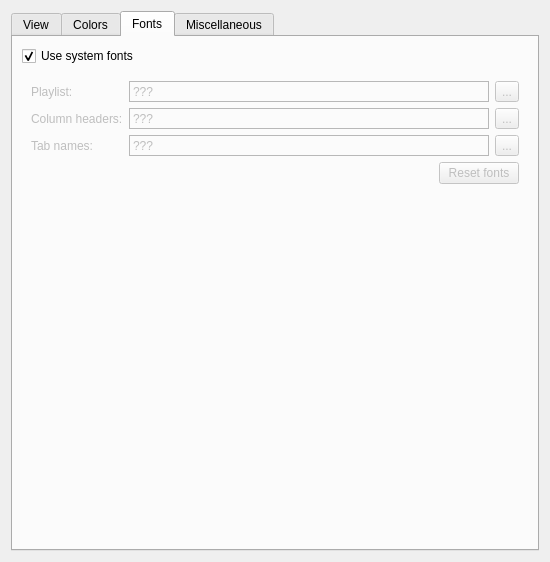
Qt form src/plugins/Ui/qsui/forms/qsuisettings.ui (prinsbert/qmmp-dev) before a commit.
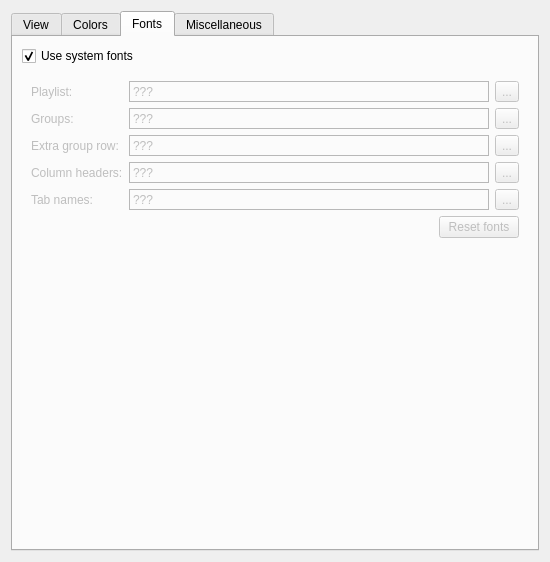
The same form after that commit. The open tabs and pages were chosen to show the change. Icons and pictures are not drawn. Custom widgets are drawn as their Qt base class.

Commit message: qsui: prepare for extra font settings implementation

Patch:
```diff
--- a/src/plugins/Ui/qsui/forms/qsuisettings.ui
+++ b/src/plugins/Ui/qsui/forms/qsuisettings.ui
@@ -112,6 +112,10 @@
               <property name="text">
                <string>Edit template</string>
               </property>
+              <property name="icon">
+               <iconset theme="configure">
+                <normaloff>.</normaloff>.</iconset>
+              </property>
              </widget>
             </item>
             <item>
@@ -194,7 +198,7 @@
           <property name="geometry">
            <rect>
             <x>0</x>
-            <y>-17</y>
+            <y>0</y>
             <width>488</width>
             <height>555</height>
            </rect>
@@ -1070,72 +1074,21 @@
           <bool>false</bool>
          </property>
          <layout class="QGridLayout" name="gridLayout">
-          <item row="1" column="1">
-           <widget class="QLabel" name="columnFontLabel">
-            <property name="sizePolicy">
-             <sizepolicy hsizetype="Expanding" vsizetype="Preferred">
-              <horstretch>0</horstretch>
-              <verstretch>0</verstretch>
-             </sizepolicy>
-            </property>
-            <property name="frameShape">
-             <enum>QFrame::StyledPanel</enum>
-            </property>
-            <property name="frameShadow">
-             <enum>QFrame::Sunken</enum>
-            </property>
+          <item row="4" column="2">
+           <widget class="QToolButton" name="tabsFontButton">
             <property name="text">
-             <string>???</string>
+             <string notr="true">...</string>
             </property>
            </widget>
           </item>
-          <item row="0" column="2">
-           <widget class="QToolButton" name="plFontButton">
-            <property name="text">
-             <string>...</string>
-            </property>
-           </widget>
-          </item>
-          <item row="0" column="0">
-           <widget class="QLabel" name="label_2">
-            <property name="sizePolicy">
-             <sizepolicy hsizetype="Preferred" vsizetype="Preferred">
-              <horstretch>0</horstretch>
-              <verstretch>0</verstretch>
-             </sizepolicy>
-            </property>
-            <property name="text">
-             <string>Playlist:</string>
-            </property>
-            <property name="alignment">
-             <set>Qt::AlignLeading|Qt::AlignLeft|Qt::AlignVCenter</set>
-            </property>
-           </widget>
-          </item>
-          <item row="1" column="2">
+          <item row="3" column="2">
            <widget class="QToolButton" name="columnFontButton">
             <property name="text">
-             <string>...</string>
+             <string notr="true">...</string>
             </property>
            </widget>
           </item>
-          <item row="2" column="0">
-           <widget class="QLabel" name="label_17">
-            <property name="sizePolicy">
-             <sizepolicy hsizetype="Preferred" vsizetype="Preferred">
-              <horstretch>0</horstretch>
-              <verstretch>0</verstretch>
-             </sizepolicy>
-            </property>
-            <property name="text">
-             <string>Tab names:</string>
-            </property>
-            <property name="alignment">
-             <set>Qt::AlignLeading|Qt::AlignLeft|Qt::AlignVCenter</set>
-            </property>
-           </widget>
-          </item>
-          <item row="2" column="1">
+          <item row="4" column="1">
            <widget class="QLabel" name="tabsFontLabel">
             <property name="sizePolicy">
              <sizepolicy hsizetype="Expanding" vsizetype="Preferred">
@@ -1150,7 +1103,7 @@
              <enum>QFrame::Sunken</enum>
             </property>
             <property name="text">
-             <string>???</string>
+             <string notr="true">???</string>
             </property>
            </widget>
           </item>
@@ -1169,18 +1122,69 @@
              <enum>QFrame::Sunken</enum>
             </property>
             <property name="text">
-             <string>???</string>
+             <string notr="true">???</string>
             </property>
            </widget>
           </item>
-          <item row="2" column="2">
-           <widget class="QToolButton" name="tabsFontButton">
+          <item row="0" column="0">
+           <widget class="QLabel" name="label_2">
+            <property name="sizePolicy">
+             <sizepolicy hsizetype="Preferred" vsizetype="Preferred">
+              <horstretch>0</horstretch>
+              <verstretch>0</verstretch>
+             </sizepolicy>
+            </property>
             <property name="text">
-             <string>...</string>
+             <string>Playlist:</string>
             </property>
+            <property name="alignment">
+             <set>Qt::AlignLeading|Qt::AlignLeft|Qt::AlignVCenter</set>
+            </property>
            </widget>
           </item>
-          <item row="3" column="0" colspan="3">
+          <item row="3" column="0">
+           <widget class="QLabel" name="label_16">
+            <property name="sizePolicy">
+             <sizepolicy hsizetype="Preferred" vsizetype="Preferred">
+              <horstretch>0</horstretch>
+              <verstretch>0</verstretch>
+             </sizepolicy>
+            </property>
+            <property name="text">
+             <string>Column headers:</string>
+            </property>
+            <property name="alignment">
+             <set>Qt::AlignLeading|Qt::AlignLeft|Qt::AlignVCenter</set>
+            </property>
+           </widget>
+          </item>
+          <item row="3" column="1">
+           <widget class="QLabel" name="columnFontLabel">
+            <property name="sizePolicy">
+             <sizepolicy hsizetype="Expanding" vsizetype="Preferred">
+              <horstretch>0</horstretch>
+              <verstretch>0</verstretch>
+             </sizepolicy>
+            </property>
+            <property name="frameShape">
+             <enum>QFrame::StyledPanel</enum>
+            </property>
+            <property name="frameShadow">
+             <enum>QFrame::Sunken</enum>
+            </property>
+            <property name="text">
+             <string notr="true">???</string>
+            </property>
+           </widget>
+          </item>
+          <item row="0" column="2">
+           <widget class="QToolButton" name="plFontButton">
+            <property name="text">
+             <string notr="true">...</string>
+            </property>
+           </widget>
+          </item>
+          <item row="5" column="0" colspan="3">
            <layout class="QHBoxLayout" name="horizontalLayout_4">
             <item>
              <spacer name="horizontalSpacer_7">
@@ -1204,19 +1208,73 @@
             </item>
            </layout>
           </item>
+          <item row="4" column="0">
+           <widget class="QLabel" name="label_17">
+            <property name="sizePolicy">
+             <sizepolicy hsizetype="Preferred" vsizetype="Preferred">
+              <horstretch>0</horstretch>
+              <verstretch>0</verstretch>
+             </sizepolicy>
+            </property>
+            <property name="text">
+             <string>Tab names:</string>
+            </property>
+            <property name="alignment">
+             <set>Qt::AlignLeading|Qt::AlignLeft|Qt::AlignVCenter</set>
+            </property>
+           </widget>
+          </item>
           <item row="1" column="0">
-           <widget class="QLabel" name="label_16">
-            <property name="sizePolicy">
-             <sizepolicy hsizetype="Preferred" vsizetype="Preferred">
-              <horstretch>0</horstretch>
-              <verstretch>0</verstretch>
-             </sizepolicy>
+           <widget class="QLabel" name="label_26">
+            <property name="text">
+             <string>Groups:</string>
             </property>
+           </widget>
+          </item>
+          <item row="2" column="0">
+           <widget class="QLabel" name="label_27">
             <property name="text">
-             <string>Column headers:</string>
+             <string>Extra group row:</string>
             </property>
-            <property name="alignment">
-             <set>Qt::AlignLeading|Qt::AlignLeft|Qt::AlignVCenter</set>
+           </widget>
+          </item>
+          <item row="1" column="1">
+           <widget class="QLabel" name="groupFontLabel">
+            <property name="frameShape">
+             <enum>QFrame::StyledPanel</enum>
+            </property>
+            <property name="frameShadow">
+             <enum>QFrame::Sunken</enum>
+            </property>
+            <property name="text">
+             <string notr="true">???</string>
+            </property>
+           </widget>
+          </item>
+          <item row="2" column="1">
+           <widget class="QLabel" name="extraRowFontLabel">
+            <property name="frameShape">
+             <enum>QFrame::StyledPanel</enum>
+            </property>
+            <property name="frameShadow">
+             <enum>QFrame::Sunken</enum>
+            </property>
+            <property name="text">
+             <string notr="true">???</string>
+            </property>
+           </widget>
+          </item>
+          <item row="1" column="2">
+           <widget class="QToolButton" name="groupFontButton">
+            <property name="text">
+             <string notr="true">...</string>
+            </property>
+           </widget>
+          </item>
+          <item row="2" column="2">
+           <widget class="QToolButton" name="extraRowFontButton">
+            <property name="text">
+             <string notr="true">...</string>
             </property>
            </widget>
           </item>
@@ -1345,6 +1403,10 @@
             <property name="text">
              <string>Customize...</string>
             </property>
+            <property name="icon">
+             <iconset theme="configure">
+              <normaloff>.</normaloff>.</iconset>
+            </property>
            </widget>
           </item>
          </layout>
```
The commit also changes 2 other files.
